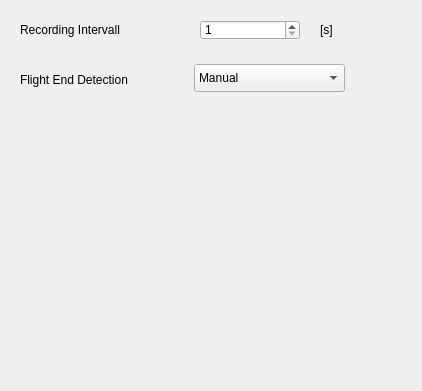
This is src/configuration/flytec6015/MemoryFrame6015.ui in Iv/FlyHigh as Qt 5 draws it before an edit. The edited form follows.
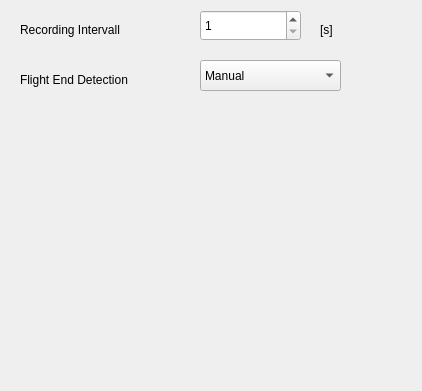
This is the edited form.

Diff of the .ui file:
```diff
--- a/src/configuration/flytec6015/MemoryFrame6015.ui
+++ b/src/configuration/flytec6015/MemoryFrame6015.ui
@@ -55,11 +55,14 @@
       <property name="geometry">
         <rect>
           <x>200</x>
-          <y>20</y>
-          <width>100</width>
-          <height>20</height>
-        </rect>
-      </property>
+     <y>10</y>
+     <width>101</width>
+     <height>31</height>
+    </rect>
+   </property>
+   <property name="minimum">
+    <number>1</number>
+   </property>
       <property name="maximum">
         <number>60</number>
       </property>
@@ -92,10 +95,10 @@
     <widget class="QComboBox" name="comboBox_FlightEnd">
       <property name="geometry">
         <rect>
-          <x>194</x>
-          <y>64</y>
-          <width>151</width>
-          <height>28</height>
+     <x>200</x>
+     <y>60</y>
+     <width>141</width>
+     <height>31</height>
         </rect>
       </property>
       <item>
```
Left out of the diff: 10 changed lines with no effect on the pictures. Lines whose indentation alone changed are shown as unchanged.
